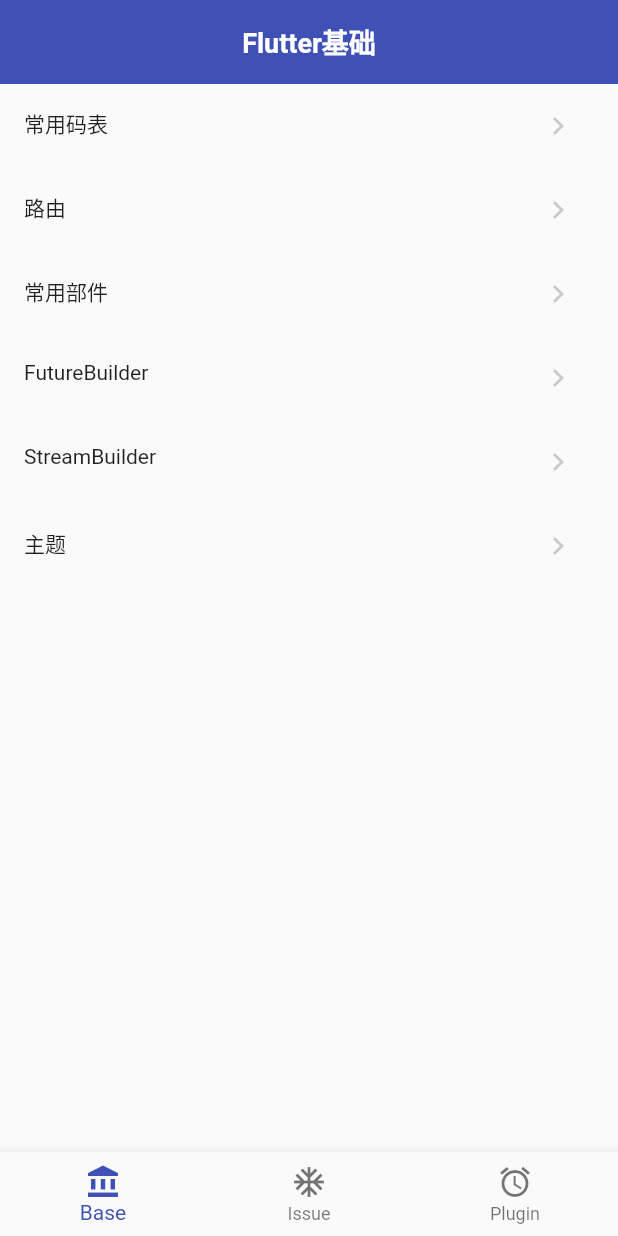
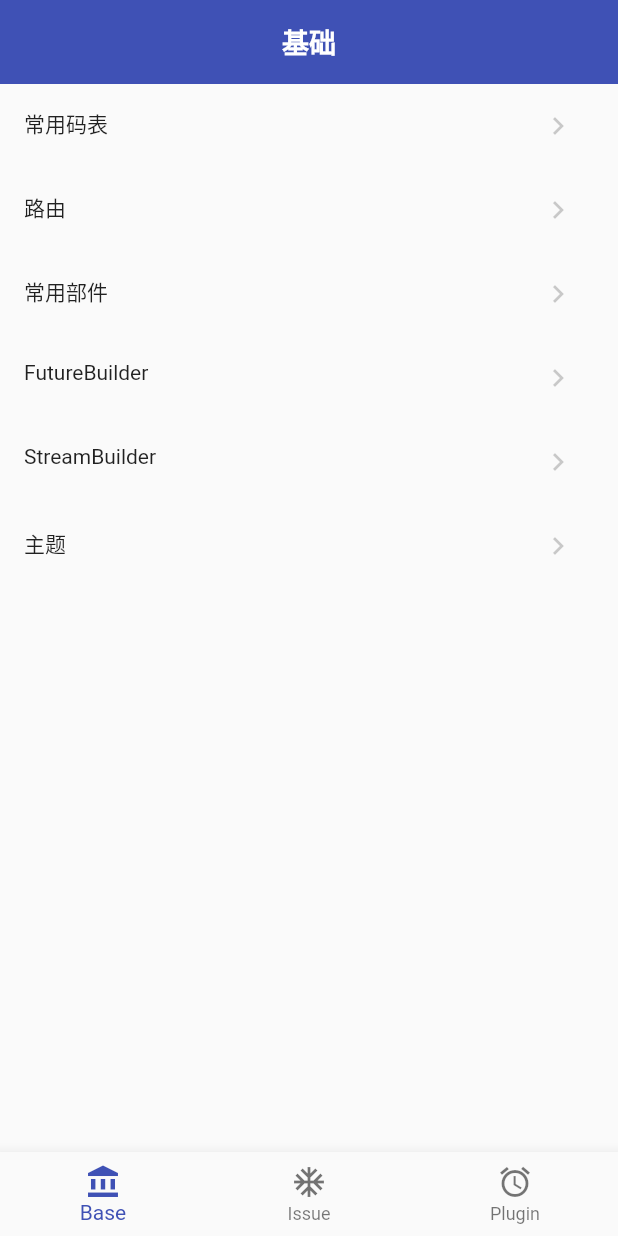
Before and after one commit to FlyNothing/flutter_demo2, a Flutter app: the screen it shows after launch, on a phone screen of 412 x 824 dp. Run offline on Flutter 3.47's test engine with Material 2 defaults, Android fonts, the phone set to English and light mode, and no system bars; our stand-ins replace date_format, easy_refresh, flutter_screenutil, get.

Commit message:
[U] - 基础部分迁移完成

```diff
--- a/lib/base/widget/progressindicator/circular_progress_indicator_controller.dart
+++ b/lib/base/widget/progressindicator/circular_progress_indicator_controller.dart
@@ -4,7 +4,7 @@ import 'package:get/get.dart';
 class CircularProgressIndicatorController extends GetxController with GetSingleTickerProviderStateMixin {
   late AnimationController controller;
   late Animation<Color?> colorAnimation;
-  final int _durationSeconds = 10;
+  final int _durationSeconds = 5;
 
   @override
   void onInit() {
--- a/lib/base/widget/progressindicator/linear_progress_indicator_controller.dart
+++ b/lib/base/widget/progressindicator/linear_progress_indicator_controller.dart
@@ -4,7 +4,7 @@ import 'package:get/get.dart';
 class LinearProgressIndicatorController extends GetxController with GetSingleTickerProviderStateMixin {
   late AnimationController controller;
   late Animation<Color?> colorAnimation;
-  final int _durationSeconds = 10;
+  final int _durationSeconds = 5;
 
   @override
   void onInit() {
--- a/lib/common/global/global_data.dart
+++ b/lib/common/global/global_data.dart
@@ -3,7 +3,7 @@ import 'package:flutter_demo2/base/base_menu_config.dart';
 import 'package:flutter_demo2/common/page/base_menu_view.dart';
 
 final List bottomBarDataList = [
-  {'text': 'Base', 'icon': const Icon(Icons.account_balance), 'page': BaseMenuView('Flutter基础', baseMenuList)},
+  {'text': 'Base', 'icon': const Icon(Icons.account_balance), 'page': BaseMenuView('基础', baseMenuList)},
   // {'text': 'Issue', 'icon': const Icon(Icons.ac_unit), 'page': BaseMenuView('问题修复', issueMenuList)},
   // {'text': 'Plugin', 'icon': const Icon(Icons.access_alarms), 'page': const BaseMenuView()},
   {'text': 'Issue', 'icon': const Icon(Icons.ac_unit), 'page': BaseMenuView('问题修复', [])},
--- a/lib/common/page/base_menu_view.dart
+++ b/lib/common/page/base_menu_view.dart
@@ -23,7 +23,7 @@ class BaseMenuView extends StatelessWidget {
         leading: Text(_baseMenuList[index].name),
         trailing: StandardIconButton(
           Icons.navigate_next,
-          () => Get.to(_baseMenuList[index].page),
+          () => Get.to(_baseMenuList[index].page, binding: _baseMenuList[index].binding, preventDuplicates: false),
         ),
       ),
       itemCount: _baseMenuList.length,
--- a/lib/common/vo/base_menu_vo.dart
+++ b/lib/common/vo/base_menu_vo.dart
@@ -1,8 +1,10 @@
 import 'package:flutter/widgets.dart';
+import 'package:get/get.dart';
 
 class BaseMenuVO {
-  BaseMenuVO(this.name, this.page);
+  BaseMenuVO(this.name, this.page, {this.binding});
 
   final String name;
   final Widget page;
+  final Bindings? binding;
 }
```
Also changed, not shown: lib/base/widget/progressindicator/progress_indicator_menu_view.dart (+7 -3 lines), lib/base/widget/widget_menu_config.dart (+7 -3 lines).
